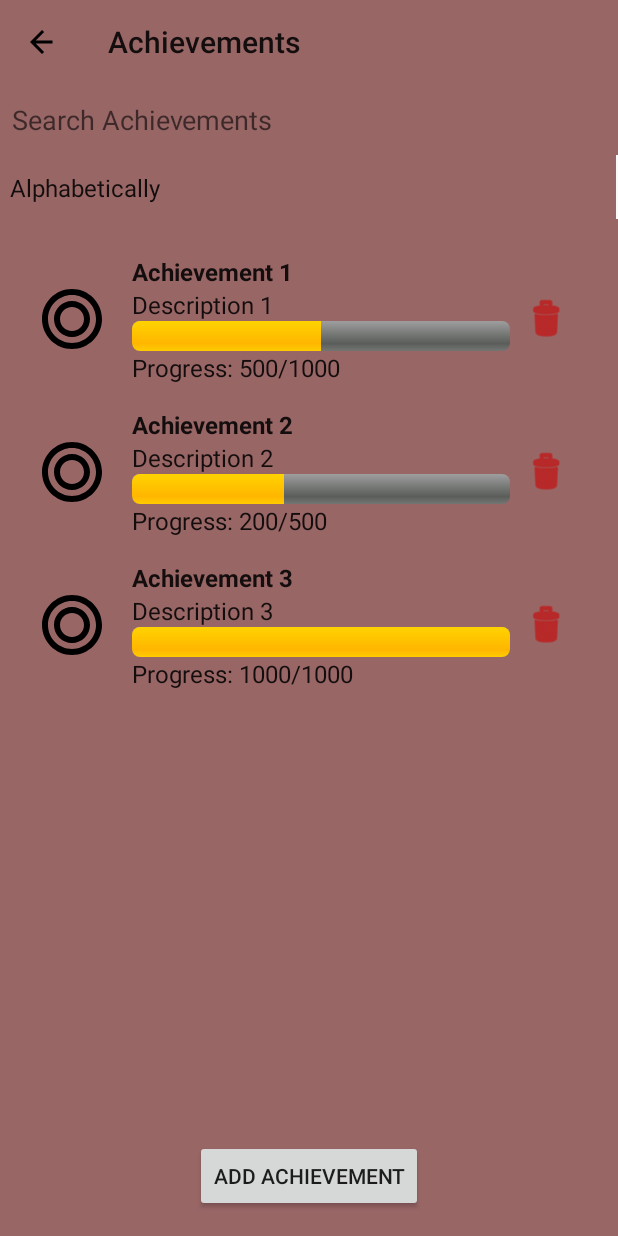
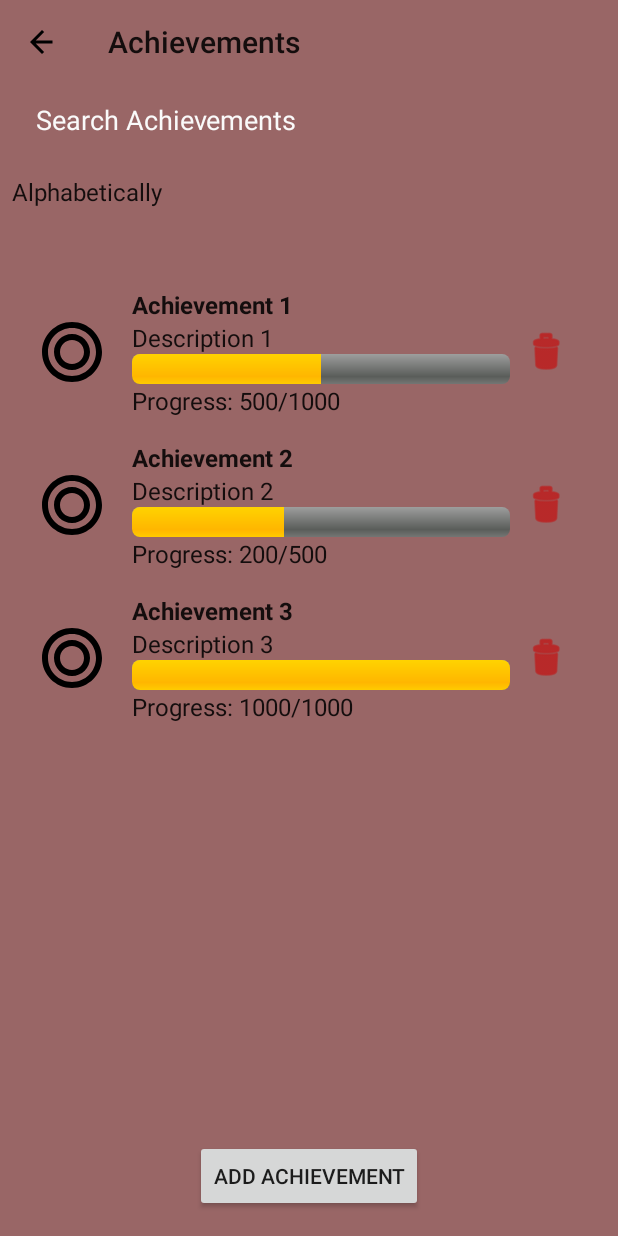
Before and after one commit to Bluefirepiro/GamePulse, an Android app built with Jetpack Compose: the AchievementActivity screen opened directly, with no data from a screen before it, on a phone screen of 412 x 824 dp. Run offline under Robolectric (Android 15) with nearby library versions, the phone set to English and light mode, and no system bars.

Commit message:
fixed warnings in xml layouts

```diff
--- a/app/src/main/java/com/scottparrillo/gamepulse/AchievementActivity.kt
+++ b/app/src/main/java/com/scottparrillo/gamepulse/AchievementActivity.kt
@@ -67,7 +67,7 @@ class AchievementActivity : AppCompatActivity() {
         recyclerView.adapter = achievementAdapter
 
         // Search functionality
-        val searchEditText: EditText = findViewById(R.id.searchEditText)
+        val searchEditText: EditText = findViewById(R.id.search)
         searchEditText.addTextChangedListener(object : TextWatcher {
             override fun afterTextChanged(s: Editable?) {
                 filterAchievements(s.toString())
--- a/app/src/main/res/layout/activity_achievement.xml
+++ b/app/src/main/res/layout/activity_achievement.xml
@@ -5,6 +5,7 @@
     android:id="@+id/activity_achievement"
     android:layout_width="match_parent"
     android:layout_height="match_parent"
+    android:background="@color/copper_rose"
     tools:context=".AchievementActivity">
 
     <androidx.appcompat.widget.Toolbar
@@ -18,51 +19,50 @@
         app:navigationIcon="@drawable/ic_back_arrow"
         app:popupTheme="@style/ThemeOverlay.AppCompat.Light" />
 
-
-
-    <!-- Add Achievement Button -->
-
+    <!-- Search EditText -->
     <EditText
-        android:id="@+id/searchEditText"
-        android:layout_width="412dp"
-        android:layout_height="47dp"
+        android:id="@+id/search"
+        android:layout_width="375dp"
+        android:layout_height="wrap_content"
         android:layout_below="@id/toolbar"
-        android:layout_margin="0dp"
-        android:layout_marginTop="-2dp"
-        android:layout_marginBottom="0dp"
+        android:layout_marginStart="16dp"
+        android:layout_marginEnd="16dp"
+        android:autofillHints="searchTerm"
         android:background="@color/copper_rose"
-        android:hint="Search Achievements"
-        android:padding="8dp" />
+        android:hint="@string/search_achievements_hint"
+        android:inputType="text"
+        android:minHeight="48dp"
+        android:padding="8dp"
+        android:textColorHint="#FAFAFA" />
 
     <!-- Sorting Spinner -->
-
     <Spinner
         android:id="@+id/spinnerSortOptions"
-        android:layout_width="412dp"
-        android:layout_height="47dp"
-        android:layout_below="@id/toolbar"
-        android:layout_alignParentStart="true"
-        android:layout_marginStart="-1dp"
-        android:layout_marginTop="45dp"
+        android:layout_width="match_parent"
+        android:layout_height="wrap_content"
+        android:layout_below="@id/search"
         android:background="@color/copper_rose"
         android:entries="@array/sort_options"
+        android:minHeight="48dp"
         android:visibility="visible" />
 
     <androidx.recyclerview.widget.RecyclerView
         android:id="@+id/recyclerViewAchievements"
         android:layout_width="match_parent"
-        android:layout_height="match_parent"
-        android:layout_below="@id/toolbar"
-        android:layout_marginTop="90dp"
+        android:layout_height="0dp"
+        android:layout_below="@id/spinnerSortOptions"
+        android:layout_above="@id/buttonAddAchievement"
+        android:layout_marginTop="16dp"
         android:background="@color/copper_rose"
         android:padding="16dp"
         tools:listitem="@layout/item_achievement" />
 
+    <!-- Add Achievement Button -->
     <Button
         android:id="@+id/buttonAddAchievement"
         android:layout_width="wrap_content"
         android:layout_height="wrap_content"
-        android:text="Add Achievement"
+        android:text="@string/add_achievement_button_text"
         android:layout_alignParentBottom="true"
         android:layout_centerHorizontal="true"
         android:layout_marginBottom="16dp" />
--- a/app/src/main/res/layout/item_achievement.xml
+++ b/app/src/main/res/layout/item_achievement.xml
@@ -28,7 +28,7 @@
             android:id="@+id/achievementTitle"
             android:layout_width="wrap_content"
             android:layout_height="wrap_content"
-            android:text="Achievement Title"
+            android:text="@string/achievement_title"
             android:textAppearance="?attr/textAppearanceListItem"
             android:textStyle="bold" />
 
@@ -36,7 +36,7 @@
             android:id="@+id/achievementDescription"
             android:layout_width="wrap_content"
             android:layout_height="wrap_content"
-            android:text="Achievement Description"
+            android:text="@string/achievement_description"
             android:textAppearance="?attr/textAppearanceListItemSmall" />
 
         <!-- Progress Display -->
@@ -52,7 +52,7 @@
             android:id="@+id/progressText"
             android:layout_width="wrap_content"
             android:layout_height="wrap_content"
-            android:text="Progress: 0/100"
+            android:text="@string/progress_format"
             android:textAppearance="?attr/textAppearanceListItemSmall" />
 
     </LinearLayout>
--- a/app/src/main/res/layout/list_item_friend.xml
+++ b/app/src/main/res/layout/list_item_friend.xml
@@ -16,5 +16,5 @@
         android:id="@+id/delete_button"
         android:layout_width="wrap_content"
         android:layout_height="wrap_content"
-        android:text="Delete" />
+        android:text="@string/delete" />
 </LinearLayout>
--- a/app/src/main/res/values/strings.xml
+++ b/app/src/main/res/values/strings.xml
@@ -12,6 +12,18 @@
     <string name="game_cover">Game Cover</string>
     <string name="delete_achievement">Delete Achievement</string>
     <string name="progress_text">Progress: %1$d/%2$d</string>
+    <string name="achievement_description">Achievement Description</string>
+    <string name="progress_format">Progress: %1$d/%2$d</string>
+    <string name="achievement_title_hint">Achievement Title</string>
+    <string name="achievement_description_hint">Achievement Description</string>
+    <string name="current_progress_hint">Current Progress</string>
+    <string name="total_needed_hint">Total Needed</string>
+    <string name="save_button_text">Save</string>
+    <string name="search_achievements_hint">Search Achievements</string>
+    <string name="add_achievement_button_text">Add Achievement</string>
+    <string name="search_hint">Search Friends</string>
+    <string name="add_friend">Add Friend</string>
+    <string name="delete">Delete</string>
 
 
     <!-- Sorting Options -->
```
Also changed, not shown: app/src/main/res/layout/activity_friends.xml (+13 -9 lines), app/src/main/res/layout/dialog_add_achievement.xml (+13 -9 lines).
